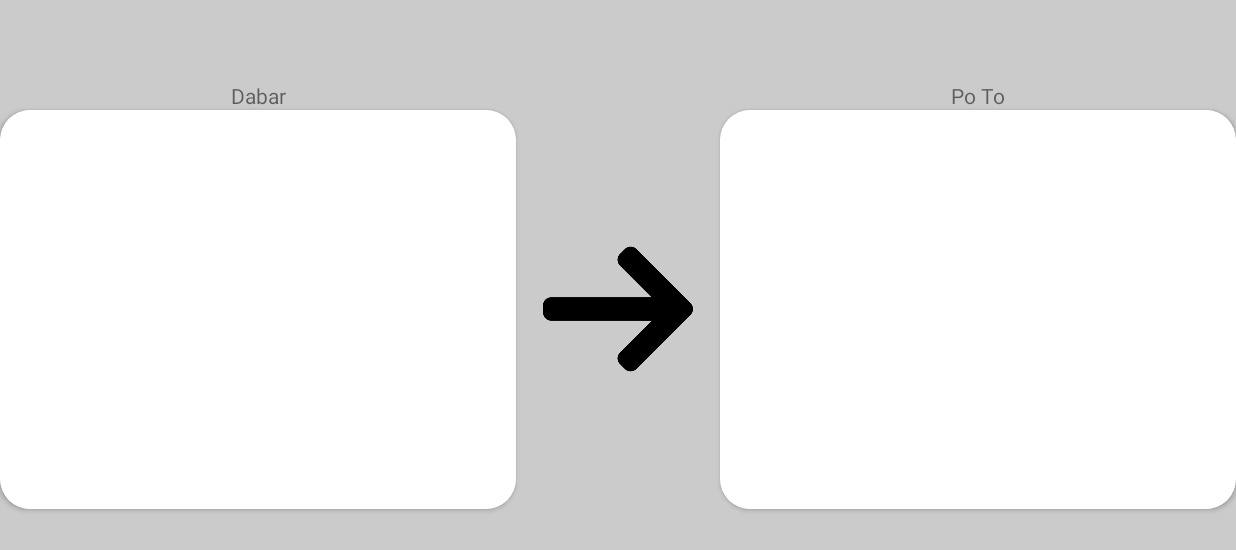
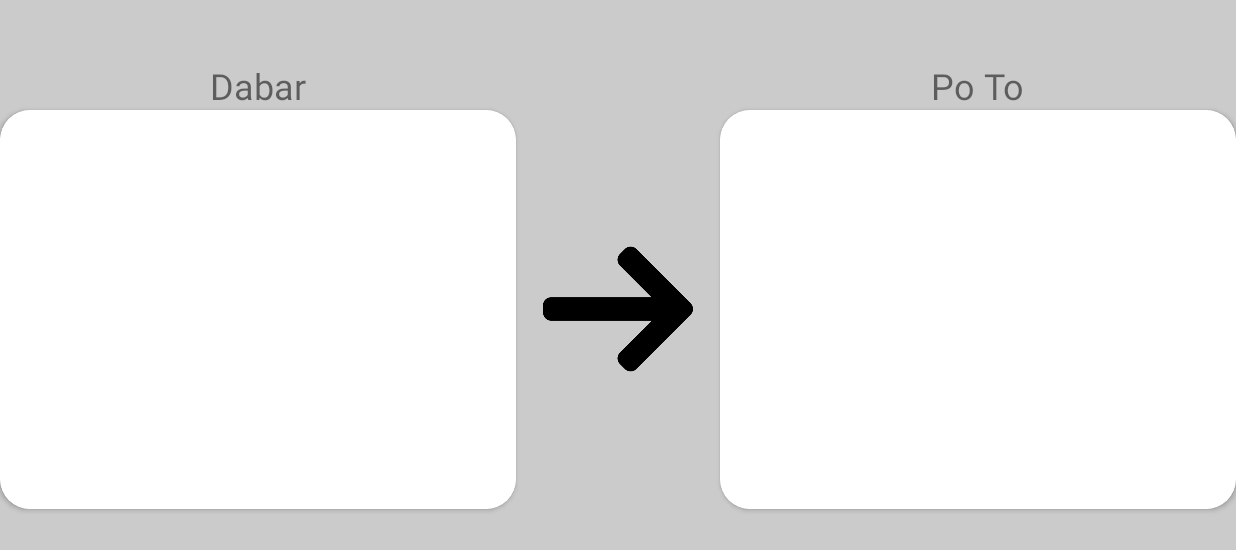
Before and after one commit to augustmik/Kalbu, an Android app: the StoryActivity screen opened directly, with no data from a screen before it, on a phone screen of 824 x 412 dp (held sideways). Shown: the top 550 px of the screen. Run offline under Robolectric (Android 15) with nearby library versions, the phone set to English and light mode, and no system bars; our stand-ins replace Dagger/Hilt's generated code, data binding.

Commit message:
changed text size

```diff
--- a/app/src/main/res/layout/activity_story.xml
+++ b/app/src/main/res/layout/activity_story.xml
@@ -22,6 +22,7 @@
             android:layout_width="wrap_content"
             android:layout_height="wrap_content"
             android:text="@string/story_now"
+            android:textSize="@dimen/stories_then_now_text_size"
             app:layout_constraintBottom_toTopOf="@+id/now_card"
             app:layout_constraintEnd_toEndOf="@+id/now_card"
             app:layout_constraintStart_toStartOf="@+id/now_card"
@@ -67,6 +68,7 @@
                     android:layout_width="wrap_content"
                     android:layout_height="wrap_content"
                     android:text="@{nowCardSelection.title}"
+                    android:textSize="@dimen/card_text_size"
                     app:layout_constraintBottom_toBottomOf="parent"
                     app:layout_constraintEnd_toEndOf="parent"
                     app:layout_constraintStart_toStartOf="parent"
@@ -90,6 +92,7 @@
             android:layout_width="wrap_content"
             android:layout_height="wrap_content"
             android:text="@string/story_then"
+            android:textSize="@dimen/stories_then_now_text_size"
             app:layout_constraintBottom_toTopOf="@id/after_card"
             app:layout_constraintEnd_toEndOf="@id/after_card"
             app:layout_constraintStart_toStartOf="@id/after_card"
@@ -135,6 +138,7 @@
                     android:layout_width="wrap_content"
                     android:layout_height="wrap_content"
                     android:text="@{thenCardSelection.title}"
+                    android:textSize="@dimen/card_text_size"
                     app:layout_constraintBottom_toBottomOf="parent"
                     app:layout_constraintEnd_toEndOf="parent"
                     app:layout_constraintStart_toStartOf="parent"
--- a/app/src/main/res/layout/item_single_card.xml
+++ b/app/src/main/res/layout/item_single_card.xml
@@ -48,6 +48,7 @@
                     android:layout_width="wrap_content"
                     android:layout_height="wrap_content"
                     android:text="@{card.title}"
+                    android:textSize="@dimen/card_text_size"
                     app:layout_constraintBottom_toBottomOf="parent"
                     app:layout_constraintEnd_toEndOf="parent"
                     app:layout_constraintStart_toStartOf="parent"
--- a/app/src/main/res/layout/item_single_category.xml
+++ b/app/src/main/res/layout/item_single_category.xml
@@ -46,6 +46,7 @@
                 android:layout_width="wrap_content"
                 android:layout_height="wrap_content"
                 android:text="@{card.name}"
+                android:textSize="@dimen/card_text_size"
                 app:layout_constraintBottom_toBottomOf="parent"
                 app:layout_constraintEnd_toEndOf="parent"
                 app:layout_constraintStart_toStartOf="parent"
--- a/app/src/main/res/values/dimens.xml
+++ b/app/src/main/res/values/dimens.xml
@@ -16,4 +16,7 @@
     <dimen name="main_activity_title_text_size">20sp</dimen>
 
     <dimen name="card_corner_radius">20dp</dimen>
+    <dimen name="card_text_size">20sp</dimen>
+
+    <dimen name="stories_then_now_text_size">24sp</dimen>
 </resources>
```
